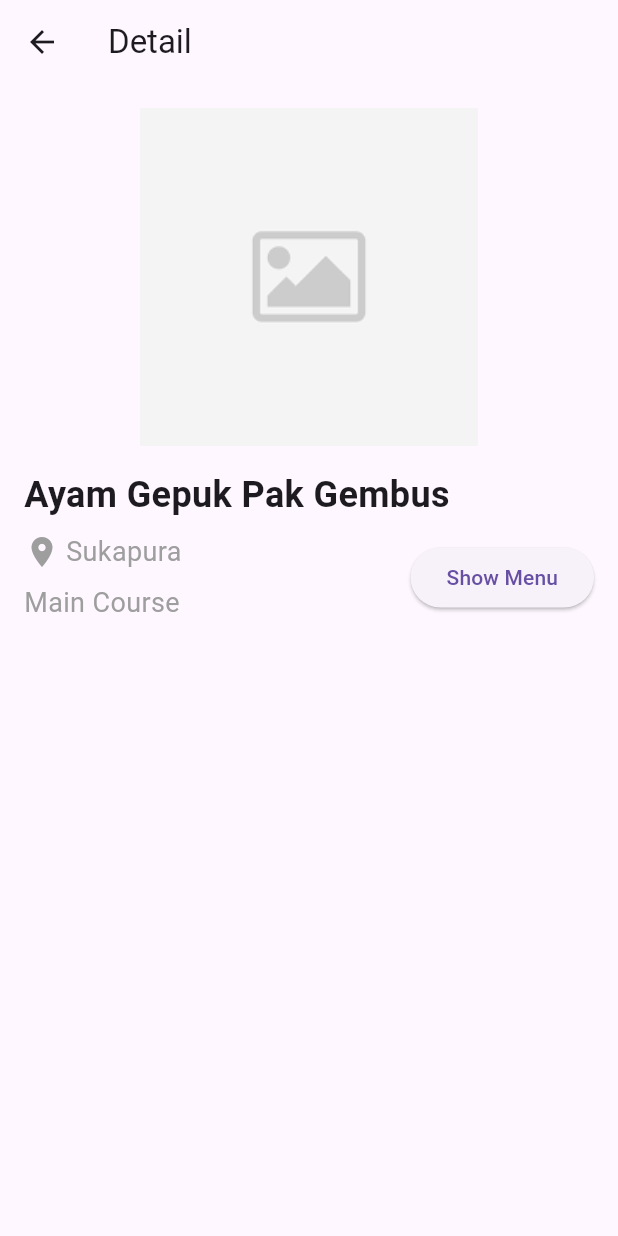
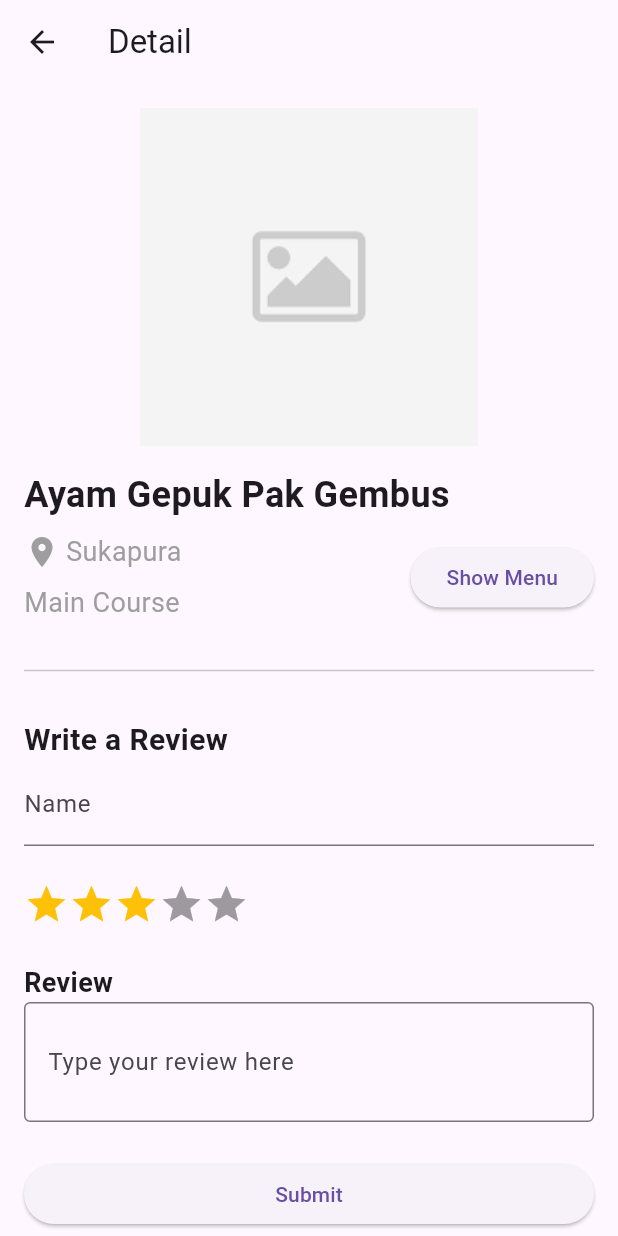
Before and after one commit to aaiiccaa/enteMobileApp, a Flutter app: the screen it shows after launch, after a tap on "Ayam Gepuk Pak Gembus", on a phone screen of 412 x 824 dp. Run offline on Flutter 3.47's test engine with Material 3 defaults, Android fonts, the phone set to English and light mode, and no system bars; drawn by our look-alikes of flutter_rating_bar; network calls fail.

```diff
--- a/lib/dashboard.dart
+++ b/lib/dashboard.dart
@@ -1,5 +1,11 @@
 import 'package:flutter/material.dart';
+import 'dart:async';
 import 'detail.dart';
+import 'profile.dart'; // Import the profile page
+
+void main() {
+  runApp(const MyApp());
+}
 
 class MyApp extends StatelessWidget {
   const MyApp({super.key});
@@ -36,22 +42,105 @@ class _MyHomePageState extends State<MyHomePage> {
 
   String? selectedLocation;
   String? selectedType;
+  int _selectedIndex = 0;
+
+  late PageController _pageController;
+  late Timer _timer;
+
+  @override
+  void initState() {
+    super.initState();
+    _pageController = PageController(initialPage: 0);
+
+    _timer = Timer.periodic(Duration(seconds: 5), (Timer timer) {
+      if (_pageController.page == 2) {
+        _pageController.animateToPage(
+          0,
+          duration: Duration(milliseconds: 300),
+          curve: Curves.easeIn,
+        );
+      } else {
+        _pageController.nextPage(
+          duration: Duration(milliseconds: 300),
+          curve: Curves.easeIn,
+        );
+      }
+    });
+  }
+
+  @override
+  void dispose() {
+    _pageController.dispose();
+    _timer.cancel();
+    super.dispose();
+  }
+
+  void _onItemTapped(int index) {
+    setState(() {
+      _selectedIndex = index;
+    });
+  }
 
   @override
   Widget build(BuildContext context) {
+    List<Widget> _pages = <Widget>[
+      _buildHomePage(),
+      Center(child: Text('Bookmarks Page')), // Dummy page for bookmarks
+      ProfilePage(), // Profile page
+    ];
+
+    return Scaffold(
+      appBar: AppBar(
+        title: Text(widget.title),
+      ),
+      body: _pages[_selectedIndex], // Display selected page
+      bottomNavigationBar: BottomNavigationBar(
+        items: const <BottomNavigationBarItem>[
+          BottomNavigationBarItem(
+            icon: Icon(Icons.home),
+            label: 'Home',
+          ),
+          BottomNavigationBarItem(
+            icon: Icon(Icons.bookmark),
+            label: 'Bookmark',
+          ),
+          BottomNavigationBarItem(
+            icon: Icon(Icons.account_circle),
+            label: 'Account',
+          ),
+        ],
+        currentIndex: _selectedIndex,
+        selectedItemColor: Colors.green,
+        unselectedItemColor: Colors.grey,
+        onTap: _onItemTapped,
+      ),
+    );
+  }
+
+  Widget _buildHomePage() {
     final filteredItems = items.where((item) {
       final matchesLocation = selectedLocation == null || item['location'] == selectedLocation;
       final matchesType = selectedType == null || item['type'] == selectedType;
       return matchesLocation && matchesType;
     }).toList();
 
-    return Scaffold(
-      appBar: AppBar(
-        title: Text(widget.title),
-      ),
-      body: SafeArea(
+    return SafeArea(
+      child: SingleChildScrollView(
         child: Column(
           children: [
+            // Banner Slider
+            Container(
+              height: 200,
+              child: PageView(
+                controller: _pageController,
+                children: [
+                  Image.asset('assets/banner1.png', fit: BoxFit.cover),
+                  Image.asset('assets/banner2.png', fit: BoxFit.cover),
+                  Image.asset('assets/banner3.png', fit: BoxFit.cover),
+                ],
+              ),
+            ),
+            // Filter Dropdowns
             Padding(
               padding: const EdgeInsets.all(8.0),
               child: Row(
@@ -100,8 +189,10 @@ class _MyHomePageState extends State<MyHomePage> {
                 ],
               ),
             ),
-            Expanded(
-              child: ListView.builder(
+            // Filtered Items List
+            ListView.builder(
+              physics: NeverScrollableScrollPhysics(),
+              shrinkWrap: true,
               padding: const EdgeInsets.all(0),
               itemCount: filteredItems.length,
               itemBuilder: (context, index) {
@@ -155,6 +246,7 @@ class _MyHomePageState extends State<MyHomePage> {
                                       color: Colors.grey,
                                     ),
                                   ),
+
                                   Row(
                                     children: [
                                       const Icon(
@@ -182,7 +274,6 @@ class _MyHomePageState extends State<MyHomePage> {
                 );
               },
             ),
-            ),
           ],
         ),
       ),
--- a/lib/detail.dart
+++ b/lib/detail.dart
@@ -1,5 +1,5 @@
-// detail_page.dart
 import 'package:flutter/material.dart';
+import 'package:flutter_rating_bar/flutter_rating_bar.dart';
 
 class DetailPage extends StatelessWidget {
   final String title;
@@ -8,26 +8,33 @@ class DetailPage extends StatelessWidget {
   final String type;
 
   const DetailPage({
-    Key? key,
+    super.key,
     required this.title,
     required this.image,
     required this.location,
     required this.type,
-  }) : super(key: key);
+  });
 
   @override
   Widget build(BuildContext context) {
+    TextEditingController nameController = TextEditingController();
+    TextEditingController reviewController = TextEditingController();
+    double rating = 0.0;
+
     return Scaffold(
       appBar: AppBar(
-        title: Text("Detail"),
+        title: const Text("Detail"),
       ),
-      body: Padding(
+      body: SingleChildScrollView(
         padding: const EdgeInsets.all(16.0),
         child: Column(
           crossAxisAlignment: CrossAxisAlignment.start,
           children: [
             Center(
-              child: Image.asset(image),
+              child: Image.asset(
+                image,
+                errorBuilder: (context, error, stackTrace) => Image.asset('assets/default_image.png'),
+              ),
             ),
             const SizedBox(height: 16.0),
             Text(
@@ -62,12 +69,54 @@ class DetailPage extends StatelessWidget {
                   ],
                 ),
                 ElevatedButton(
-                  onPressed: () {
-                    print("Button pressed");
-                  },
+                  onPressed: () => print("Button pressed"),
                   child: const Text('Show Menu'),
                 ),
               ],
+            ),
+            const SizedBox(height: 24.0),
+            const Divider(), // Pembatas sebelum bagian "Write a Review"
+            const SizedBox(height: 24.0),
+            const Text('Write a Review', style: TextStyle(fontSize: 20.0, fontWeight: FontWeight.bold)),
+            TextField(
+              controller: nameController,
+              decoration: const InputDecoration(
+                labelText: 'Name',
+              ),
+            ),
+            const SizedBox(height: 24.0),
+            RatingBar.builder(
+              initialRating: 3,
+              minRating: 1,
+              direction: Axis.horizontal,
+              allowHalfRating: true,
+              itemCount: 5,
+              itemSize: 30.0, // Ukuran sedang untuk bintang
+              itemBuilder: (context, _) => const Icon(Icons.star, color: Colors.amber),
+              onRatingUpdate: (newRating) => rating = newRating,
+            ),
+            const SizedBox(height: 24.0),
+            const Text('Review', style: TextStyle(fontSize: 18.0, fontWeight: FontWeight.bold)),
+
+            TextField(
+              controller: reviewController,
+              decoration: const InputDecoration(
+                border: OutlineInputBorder(), // Mengubah label menjadi kotak teks
+                labelText: 'Type your review here',
+              ),
+              maxLines: 2,
+            ),
+            const SizedBox(height: 24.0),
+            ElevatedButton(
+              onPressed: () {
+                print('Review by ${nameController.text}: Rating: $rating, Comment: ${reviewController.text}');
+              },
+              child: const SizedBox( // Membungkus tombol ElevatedButton dengan SizedBox agar ukurannya lebih besar
+                width: double.infinity, // Lebar tombol menjadi sepanjang layar
+                child: Center( // Agar teks "Submit" berada di tengah tombol
+                  child: Text('Submit'),
+                ),
+              ),
             ),
           ],
         ),
```
Also changed, not shown: lib/profile.dart (added, +53 -0 lines), pubspec.yaml (+7 -5 lines), pubspec.lock. Lines whose indentation alone changed are shown as unchanged.
